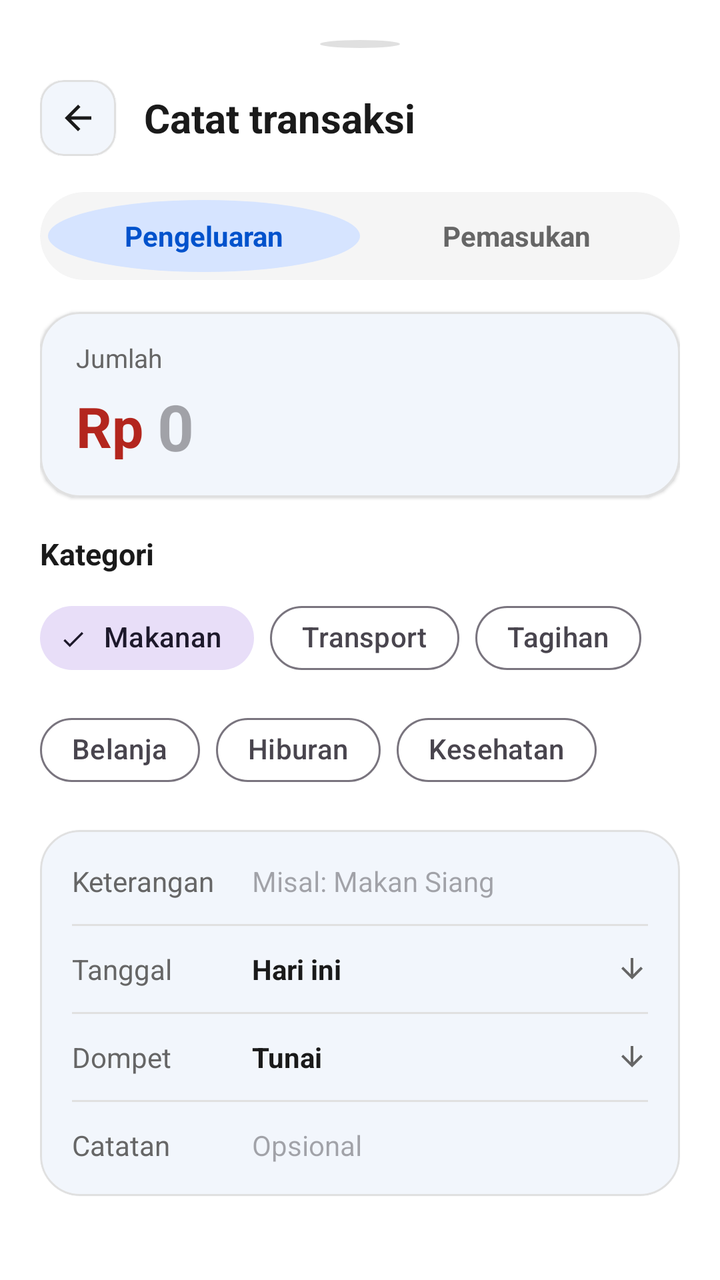
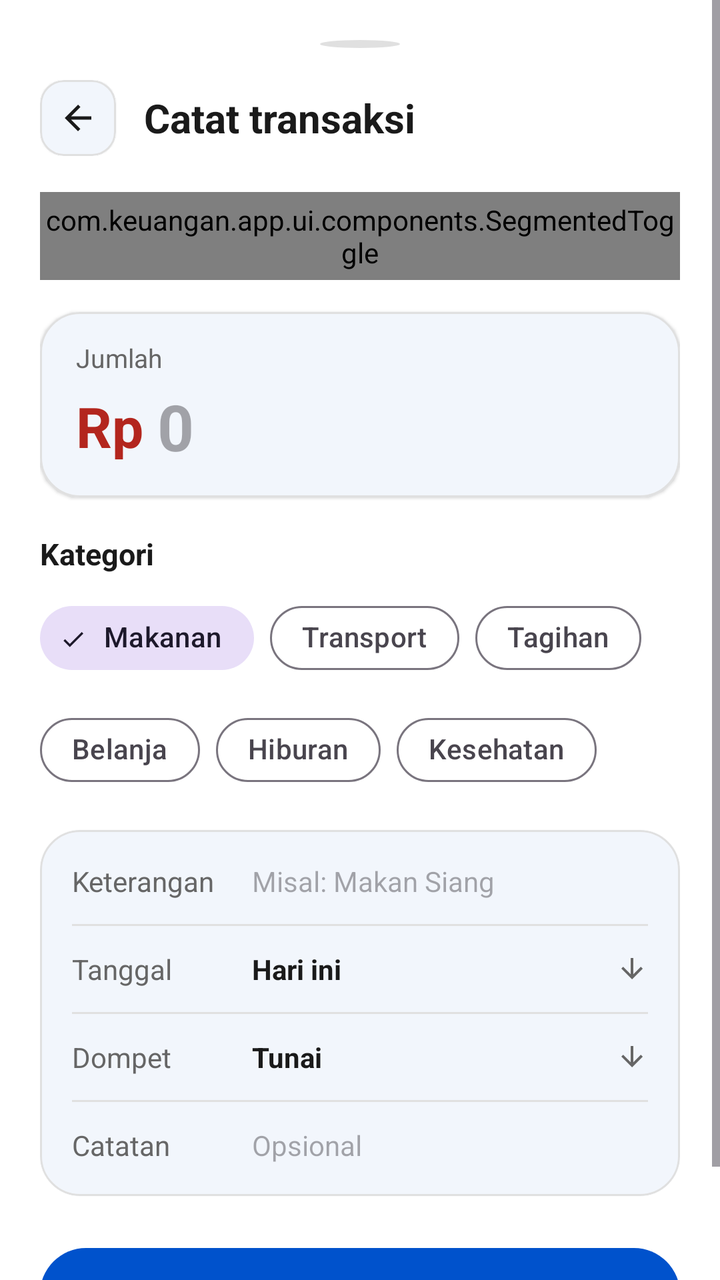

Compare the two renders of this Android layout. The source of the first and the diff that turns it into the second are given below.
<!-- AndroidManifest.xml: application theme Theme.Keuangan -->
<!-- res/layout/bottom_sheet_add_transaction.xml -->
<?xml version="1.0" encoding="utf-8"?>
<LinearLayout
    xmlns:android="http://schemas.android.com/apk/res/android"
    xmlns:app="http://schemas.android.com/apk/res-auto"
    android:layout_width="match_parent"
    android:layout_height="wrap_content"
    android:background="@color/brand_background"
    android:orientation="vertical"
    android:paddingHorizontal="20dp"
    android:paddingTop="20dp"
    android:paddingBottom="28dp">

    
    <View
        android:layout_width="40dp"
        android:layout_height="4dp"
        android:layout_gravity="center_horizontal"
        android:layout_marginBottom="16dp"
        android:background="@drawable/bg_circle"
        android:backgroundTint="@color/brand_outline" />

    
    <LinearLayout
        android:layout_width="match_parent"
        android:layout_height="wrap_content"
        android:gravity="center_vertical"
        android:orientation="horizontal">

        <com.google.android.material.card.MaterialCardView
            android:id="@+id/btnBackModal"
            android:layout_width="38dp"
            android:layout_height="38dp"
            app:cardBackgroundColor="@color/brand_surface"
            app:cardCornerRadius="12dp"
            app:cardElevation="1dp"
            app:strokeColor="@color/brand_outline"
            app:strokeWidth="1dp">

            <ImageView
                android:layout_width="20dp"
                android:layout_height="20dp"
                android:layout_gravity="center"
                android:src="@drawable/ic_arrow_back"
                app:tint="@color/brand_text_primary" />
        </com.google.android.material.card.MaterialCardView>

        <TextView
            android:layout_width="wrap_content"
            android:layout_height="wrap_content"
            android:layout_marginStart="14dp"
            android:text="Catat transaksi"
            android:textColor="@color/brand_text_primary"
            android:textSize="20sp"
            android:textStyle="bold" />
    </LinearLayout>

    
    <com.google.android.material.card.MaterialCardView
        android:layout_width="match_parent"
        android:layout_height="44dp"
        android:layout_marginTop="18dp"
        app:cardBackgroundColor="@color/brand_surface_container"
        app:cardCornerRadius="22dp"
        app:cardElevation="0dp"
        app:strokeWidth="0dp">

        <LinearLayout
            android:layout_width="match_parent"
            android:layout_height="match_parent"
            android:orientation="horizontal"
            android:padding="4dp">

            <TextView
                android:id="@+id/btnTabExpense"
                android:layout_width="0dp"
                android:layout_height="match_parent"
                android:layout_weight="1"
                android:background="@drawable/bg_circle"
                android:backgroundTint="@color/brand_light_blue"
                android:gravity="center"
                android:text="Pengeluaran"
                android:textColor="@color/brand_blue"
                android:textSize="14sp"
                android:textStyle="bold" />

            <TextView
                android:id="@+id/btnTabIncome"
                android:layout_width="0dp"
                android:layout_height="match_parent"
                android:layout_weight="1"
                android:background="@android:color/transparent"
                android:gravity="center"
                android:text="Pemasukan"
                android:textColor="@color/brand_text_secondary"
                android:textSize="14sp"
                android:textStyle="bold" />
        </LinearLayout>
    </com.google.android.material.card.MaterialCardView>

    
    <com.google.android.material.card.MaterialCardView
        android:layout_width="match_parent"
        android:layout_height="wrap_content"
        android:layout_marginTop="16dp"
        app:cardBackgroundColor="@color/brand_surface"
        app:cardCornerRadius="20dp"
        app:cardElevation="1dp"
        app:strokeColor="@color/brand_outline"
        app:strokeWidth="1dp">

        <LinearLayout
            android:layout_width="match_parent"
            android:layout_height="wrap_content"
            android:orientation="vertical"
            android:paddingHorizontal="18dp"
            android:paddingVertical="14dp">

            <TextView
                android:layout_width="wrap_content"
                android:layout_height="wrap_content"
                android:text="Jumlah"
                android:textColor="@color/brand_text_secondary"
                android:textSize="13sp" />

            <LinearLayout
                android:layout_width="match_parent"
                android:layout_height="wrap_content"
                android:layout_marginTop="4dp"
                android:gravity="center_vertical"
                android:orientation="horizontal">

                <TextView
                    android:id="@+id/tvCurrencyPrefix"
                    android:layout_width="wrap_content"
                    android:layout_height="wrap_content"
                    android:text="Rp "
                    android:textColor="@color/expense_red"
                    android:textSize="28sp"
                    android:textStyle="bold" />

                <EditText
                    android:id="@+id/etModalAmount"
                    android:layout_width="match_parent"
                    android:layout_height="wrap_content"
                    android:background="@android:color/transparent"
                    android:hint="0"
                    android:inputType="numberDecimal"
                    android:textColor="@color/expense_red"
                    android:textSize="32sp"
                    android:textStyle="bold" />
            </LinearLayout>
        </LinearLayout>
    </com.google.android.material.card.MaterialCardView>

    
    <TextView
        android:layout_width="wrap_content"
        android:layout_height="wrap_content"
        android:layout_marginTop="18dp"
        android:layout_marginBottom="8dp"
        android:text="Kategori"
        android:textColor="@color/brand_text_primary"
        android:textSize="15sp"
        android:textStyle="bold" />

    
    <com.google.android.material.chip.ChipGroup
        android:id="@+id/cgCategories"
        android:layout_width="match_parent"
        android:layout_height="wrap_content"
        app:selectionRequired="true"
        app:singleSelection="true">

        <com.google.android.material.chip.Chip
            android:id="@+id/chipFood"
            style="@style/Widget.Material3.Chip.Filter"
            android:layout_width="wrap_content"
            android:layout_height="wrap_content"
            android:checked="true"
            android:text="Makanan"
            app:chipCornerRadius="22dp" />

        <com.google.android.material.chip.Chip
            android:id="@+id/chipTransport"
            style="@style/Widget.Material3.Chip.Filter"
            android:layout_width="wrap_content"
            android:layout_height="wrap_content"
            android:text="Transport"
            app:chipCornerRadius="22dp" />

        <com.google.android.material.chip.Chip
            android:id="@+id/chipBills"
            style="@style/Widget.Material3.Chip.Filter"
            android:layout_width="wrap_content"
            android:layout_height="wrap_content"
            android:text="Tagihan"
            app:chipCornerRadius="22dp" />

        <com.google.android.material.chip.Chip
            android:id="@+id/chipShopping"
            style="@style/Widget.Material3.Chip.Filter"
            android:layout_width="wrap_content"
            android:layout_height="wrap_content"
            android:text="Belanja"
            app:chipCornerRadius="22dp" />

        <com.google.android.material.chip.Chip
            android:id="@+id/chipEntertainment"
            style="@style/Widget.Material3.Chip.Filter"
            android:layout_width="wrap_content"
            android:layout_height="wrap_content"
            android:text="Hiburan"
            app:chipCornerRadius="22dp" />

        <com.google.android.material.chip.Chip
            android:id="@+id/chipHealth"
            style="@style/Widget.Material3.Chip.Filter"
            android:layout_width="wrap_content"
            android:layout_height="wrap_content"
            android:text="Kesehatan"
            app:chipCornerRadius="22dp" />
    </com.google.android.material.chip.ChipGroup>

    
    <com.google.android.material.card.MaterialCardView
        android:layout_width="match_parent"
        android:layout_height="wrap_content"
        android:layout_marginTop="16dp"
        app:cardBackgroundColor="@color/brand_surface"
        app:cardCornerRadius="20dp"
        app:cardElevation="1dp"
        app:strokeColor="@color/brand_outline"
        app:strokeWidth="1dp">

        <LinearLayout
            android:layout_width="match_parent"
            android:layout_height="wrap_content"
            android:orientation="vertical"
            android:padding="16dp">

            
            <LinearLayout
                android:layout_width="match_parent"
                android:layout_height="wrap_content"
                android:gravity="center_vertical"
                android:orientation="horizontal">

                <TextView
                    android:layout_width="90dp"
                    android:layout_height="wrap_content"
                    android:text="Keterangan"
                    android:textColor="@color/brand_text_secondary"
                    android:textSize="14sp" />

                <EditText
                    android:id="@+id/etModalTitle"
                    android:layout_width="0dp"
                    android:layout_height="wrap_content"
                    android:layout_weight="1"
                    android:background="@android:color/transparent"
                    android:hint="Misal: Makan Siang"
                    android:inputType="textCapSentences"
                    android:textColor="@color/brand_text_primary"
                    android:textSize="14sp" />
            </LinearLayout>

            <View
                android:layout_width="match_parent"
                android:layout_height="1dp"
                android:layout_marginVertical="12dp"
                android:background="@color/brand_outline" />

            
            <LinearLayout
                android:layout_width="match_parent"
                android:layout_height="wrap_content"
                android:gravity="center_vertical"
                android:orientation="horizontal">

                <TextView
                    android:layout_width="90dp"
                    android:layout_height="wrap_content"
                    android:text="Tanggal"
                    android:textColor="@color/brand_text_secondary"
                    android:textSize="14sp" />

                <TextView
                    android:id="@+id/tvModalDate"
                    android:layout_width="0dp"
                    android:layout_height="wrap_content"
                    android:layout_weight="1"
                    android:text="Hari ini"
                    android:textColor="@color/brand_text_primary"
                    android:textSize="14sp"
                    android:textStyle="bold" />

                <ImageView
                    android:layout_width="16dp"
                    android:layout_height="16dp"
                    android:src="@drawable/ic_arrow_downward"
                    app:tint="@color/brand_text_secondary" />
            </LinearLayout>

            <View
                android:layout_width="match_parent"
                android:layout_height="1dp"
                android:layout_marginVertical="12dp"
                android:background="@color/brand_outline" />

            
            <LinearLayout
                android:layout_width="match_parent"
                android:layout_height="wrap_content"
                android:gravity="center_vertical"
                android:orientation="horizontal">

                <TextView
                    android:layout_width="90dp"
                    android:layout_height="wrap_content"
                    android:text="Dompet"
                    android:textColor="@color/brand_text_secondary"
                    android:textSize="14sp" />

                <TextView
                    android:id="@+id/tvModalWallet"
                    android:layout_width="0dp"
                    android:layout_height="wrap_content"
                    android:layout_weight="1"
                    android:text="Tunai"
                    android:textColor="@color/brand_text_primary"
                    android:textSize="14sp"
                    android:textStyle="bold" />

                <ImageView
                    android:layout_width="16dp"
                    android:layout_height="16dp"
                    android:src="@drawable/ic_arrow_downward"
                    app:tint="@color/brand_text_secondary" />
            </LinearLayout>

            <View
                android:layout_width="match_parent"
                android:layout_height="1dp"
                android:layout_marginVertical="12dp"
                android:background="@color/brand_outline" />

            
            <LinearLayout
                android:layout_width="match_parent"
                android:layout_height="wrap_content"
                android:gravity="center_vertical"
                android:orientation="horizontal">

                <TextView
                    android:layout_width="90dp"
                    android:layout_height="wrap_content"
                    android:text="Catatan"
                    android:textColor="@color/brand_text_secondary"
                    android:textSize="14sp" />

                <EditText
                    android:id="@+id/etModalNote"
                    android:layout_width="0dp"
                    android:layout_height="wrap_content"
                    android:layout_weight="1"
                    android:background="@android:color/transparent"
                    android:hint="Opsional"
                    android:textColor="@color/brand_text_primary"
                    android:textSize="14sp" />
            </LinearLayout>
        </LinearLayout>
    </com.google.android.material.card.MaterialCardView>

    
    <com.google.android.material.button.MaterialButton
        android:id="@+id/btnModalSave"
        android:layout_width="match_parent"
        android:layout_height="54dp"
        android:layout_marginTop="22dp"
        android:text="Simpan catatan"
        android:textColor="#FFFFFF"
        android:textSize="16sp"
        android:textStyle="bold"
        app:backgroundTint="@color/brand_blue"
        app:cornerRadius="27dp"
        app:elevation="2dp" />
</LinearLayout>
<!-- resources referenced by this layout -->
<resources>
  <color name="brand_background">#FFFFFF</color>
  <color name="brand_blue">#0052CC</color>
  <color name="brand_light_blue">#D6E4FF</color>
  <color name="brand_outline">#E0E0E0</color>
  <color name="brand_surface">#FFFFFF</color>
  <color name="brand_surface_container">#F5F5F5</color>
  <color name="brand_text_primary">#1A1A1A</color>
  <color name="brand_text_secondary">#666666</color>
  <color name="expense_red">#B3261E</color>
  <!-- drawable bg_circle (drawable) -->
  <shape xmlns:android="http://schemas.android.com/apk/res/android"
      android:shape="oval">
      <solid android:color="@color/income_container" />
  </shape>
  <!-- drawable ic_arrow_back (drawable) -->
  <vector xmlns:android="http://schemas.android.com/apk/res/android"
      android:width="24dp"
      android:height="24dp"
      android:viewportWidth="24"
      android:viewportHeight="24">
      <path
          android:fillColor="#FF1A1A1A"
          android:pathData="M20,11H7.83l5.59,-5.59L12,4l-8,8 8,8 1.41,-1.41L7.83,13H20v-2z"/>
  </vector>
  <!-- drawable ic_arrow_downward (drawable) -->
  <vector xmlns:android="http://schemas.android.com/apk/res/android"
      android:width="24dp"
      android:height="24dp"
      android:viewportWidth="24"
      android:viewportHeight="24">
    <path
        android:fillColor="#FFFFFFFF"
        android:pathData="M20,12l-1.41,-1.41L13,16.17V4h-2v12.17l-5.58,-5.59L4,12l8,8 8,-8z"/>
  </vector>
  <style name="Theme.Keuangan" parent="Theme.Material3.DayNight.NoActionBar">
          <item name="colorPrimary">@color/md_theme_light_primary</item>
          <item name="colorOnPrimary">@color/md_theme_light_onPrimary</item>
          <item name="colorPrimaryContainer">@color/md_theme_light_primaryContainer</item>
          <item name="colorOnPrimaryContainer">@color/md_theme_light_onPrimaryContainer</item>
          <item name="colorTertiary">@color/chart_food</item>
          <item name="colorOnTertiary">#FFFFFF</item>
          <item name="colorTertiaryContainer">#FFE08A</item>
          <item name="colorOnTertiaryContainer">#3D2817</item>
          <item name="android:colorBackground">@color/md_theme_light_background</item>
          <item name="colorSurface">@color/md_theme_light_surface</item>
          <item name="colorOnSurface">@color/md_theme_light_onSurface</item>
          <item name="colorSurfaceContainer">@color/md_theme_light_surfaceContainer</item>
          <item name="colorOnSurfaceVariant">#49454E</item>
          <item name="colorOutline">#79747E</item>
          <item name="android:statusBarColor">@color/md_theme_light_background</item>
          <item name="android:windowLightStatusBar">true</item>
      </style>
  <color name="income_container">#B3E5B3</color>
  <color name="md_theme_light_primary">#0B57D0</color>
  <color name="md_theme_light_onPrimary">#FFFFFF</color>
  <color name="md_theme_light_primaryContainer">#C2DAFF</color>
  <color name="md_theme_light_onPrimaryContainer">#041E49</color>
  <color name="chart_food">#0B57D0</color>
  <color name="md_theme_light_background">#FAF6ED</color>
  <color name="md_theme_light_surface">#FFFFFF</color>
  <color name="md_theme_light_onSurface">#111827</color>
  <color name="md_theme_light_surfaceContainer">#FAF6ED</color>
</resources>

<!-- the commit's change to res/layout/bottom_sheet_add_transaction.xml (unified diff, before → after) -->
@@ -1,14 +1,19 @@
 <?xml version="1.0" encoding="utf-8"?>
-<LinearLayout
+<ScrollView
     xmlns:android="http://schemas.android.com/apk/res/android"
     xmlns:app="http://schemas.android.com/apk/res-auto"
     android:layout_width="match_parent"
     android:layout_height="wrap_content"
-    android:background="@color/brand_background"
-    android:orientation="vertical"
-    android:paddingHorizontal="20dp"
-    android:paddingTop="20dp"
-    android:paddingBottom="28dp">
+    android:fillViewport="true">
+
+    <LinearLayout
+        android:layout_width="match_parent"
+        android:layout_height="wrap_content"
+        android:background="@color/brand_background"
+        android:orientation="vertical"
+        android:paddingHorizontal="20dp"
+        android:paddingTop="20dp"
+        android:paddingBottom="28dp">
 
     
     <View
@@ -55,47 +60,11 @@
     </LinearLayout>
 
     
-    <com.google.android.material.card.MaterialCardView
+    <com.keuangan.app.ui.components.SegmentedToggle
+        android:id="@+id/segmentedMode"
         android:layout_width="match_parent"
         android:layout_height="44dp"
-        android:layout_marginTop="18dp"
-        app:cardBackgroundColor="@color/brand_surface_container"
-        app:cardCornerRadius="22dp"
-        app:cardElevation="0dp"
-        app:strokeWidth="0dp">
-
-        <LinearLayout
-            android:layout_width="match_parent"
-            android:layout_height="match_parent"
-            android:orientation="horizontal"
-            android:padding="4dp">
-
-            <TextView
-                android:id="@+id/btnTabExpense"
-                android:layout_width="0dp"
-                android:layout_height="match_parent"
-                android:layout_weight="1"
-                android:background="@drawable/bg_circle"
-                android:backgroundTint="@color/brand_light_blue"
-                android:gravity="center"
-                android:text="Pengeluaran"
-                android:textColor="@color/brand_blue"
-                android:textSize="14sp"
-                android:textStyle="bold" />
-
-            <TextView
-                android:id="@+id/btnTabIncome"
-                android:layout_width="0dp"
-                android:layout_height="match_parent"
-                android:layout_weight="1"
-                android:background="@android:color/transparent"
-                android:gravity="center"
-                android:text="Pemasukan"
-                android:textColor="@color/brand_text_secondary"
-                android:textSize="14sp"
-                android:textStyle="bold" />
-        </LinearLayout>
-    </com.google.android.material.card.MaterialCardView>
+        android:layout_marginTop="18dp" />
 
     
     <com.google.android.material.card.MaterialCardView
@@ -384,4 +353,5 @@
         app:backgroundTint="@color/brand_blue"
         app:cornerRadius="27dp"
         app:elevation="2dp" />
-</LinearLayout>
+    </LinearLayout>
+</ScrollView>
<!-- resource entries referenced after the edit -->
@@ -2,10 +2,8 @@
 <resources>
   <color name="brand_background">#FFFFFF</color>
   <color name="brand_blue">#0052CC</color>
-  <color name="brand_light_blue">#D6E4FF</color>
   <color name="brand_outline">#E0E0E0</color>
   <color name="brand_surface">#FFFFFF</color>
-  <color name="brand_surface_container">#F5F5F5</color>
   <color name="brand_text_primary">#1A1A1A</color>
   <color name="brand_text_secondary">#666666</color>
   <color name="expense_red">#B3261E</color>
